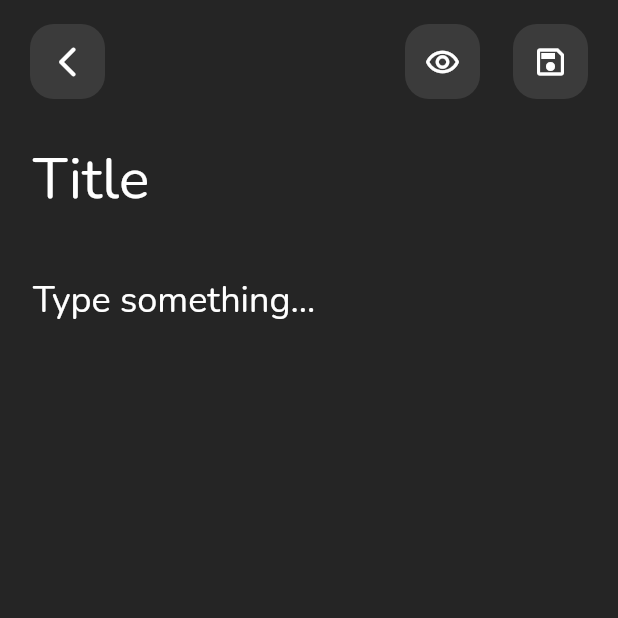
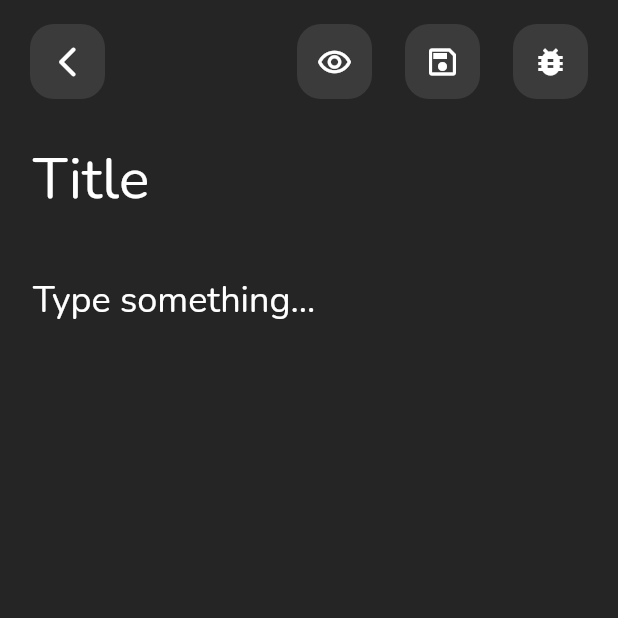
Before and after one commit to Home1esscat/notes_app, a Flutter app: the screen it shows after launch, after a tap on the "add" icon, on a phone screen of 412 x 824 dp, the top half of it. Run offline on Flutter 3.47's test engine with Material 2 defaults, Android fonts, the phone set to English and light mode, and no system bars; our stand-ins replace bloc, drift; accounts and stored records are empty; generated files the repository leaves out were written again.

Commit message:
cubit integration

```diff
--- /dev/null
+++ b/lib/blocs/notes_cubit.dart
@@ -0,0 +1,29 @@
+import 'package:app_client/blocs/notes_state.dart';
+import 'package:app_client/repository/notes_repository.dart';
+import 'package:bloc/bloc.dart';
+
+import '../database/tables.dart';
+
+class NotesCubit extends Cubit<NotesState> {
+  final NotesRepository _repository = NotesRepository();
+
+  NotesCubit() : super(const NotesState(currentNotes: <Note>[])) {
+    _initialize();
+  }
+
+  Future<void> _initialize() async {
+    //final notes = await _repository.getAllNotes();
+    final newNotes = state.copyWith(_repository.getAllNotes());
+    emit(newNotes);
+  }
+
+  Future<void> addNotetoDB(String title, String content, int color) async {
+    await _repository.addNote(title, content, color);
+    final newNotes = state.copyWith(_repository.getAllNotes());
+    emit(newNotes);
+  }
+
+  Future<List<Note>> getAllNotes() async {
+    return await _repository.getAllNotes();
+  }
+}
--- /dev/null
+++ b/lib/blocs/notes_state.dart
@@ -0,0 +1,21 @@
+import 'package:app_client/database/tables.dart';
+
+class NotesState {
+  final List<Note> currentNotes;
+
+  const NotesState({required this.currentNotes});
+
+  @override
+  bool operator ==(Object other) =>
+      identical(this, other) ||
+      (other is NotesState &&
+          runtimeType == other.runtimeType &&
+          currentNotes == other.currentNotes);
+
+  @override
+  int get hashCode => currentNotes.hashCode;
+
+  NotesState copyWith(Future<List<Note>> allNotes, {List<Note>? notes}) {
+    return NotesState(currentNotes: currentNotes ?? this.currentNotes);
+  }
+}
--- a/lib/main.dart
+++ b/lib/main.dart
@@ -1,6 +1,8 @@
+import 'package:app_client/blocs/notes_cubit.dart';
 import 'package:app_client/ui/main_screen.dart';
 import 'package:app_client/ui/theme/app_theme.dart';
 import 'package:flutter/material.dart';
+import 'package:provider/provider.dart';
 
 void main() async {
   WidgetsFlutterBinding.ensureInitialized();
@@ -12,10 +14,14 @@ class MyApp extends StatelessWidget {
 
   @override
   Widget build(BuildContext context) {
-    return MaterialApp(
-      theme: AppTheme.dark,
-      debugShowCheckedModeBanner: false,
-      home: MainScreen(),
+    return Provider<NotesCubit>(
+      create: (_) => NotesCubit(),
+      builder: (context, child) => MaterialApp(
+        theme: AppTheme.dark,
+        debugShowCheckedModeBanner: false,
+        home: MainScreen(),
+      ),
+      dispose: (context, value) => value.close(),
     );
   }
 }
--- a/lib/repository/notes_repository.dart
+++ b/lib/repository/notes_repository.dart
@@ -1,20 +1,26 @@
-import 'dart:ui';
-
-import 'package:flutter/material.dart';
-
 import '../database/tables.dart';
 
 class NotesRepository {
-  final database = MyDatabase();
+  var database = MyDatabase();
 
-  //Create
-  Future<void> createNote(String title, String content, Color color) async {
-    await database.into(database.notes).insert(NotesCompanion.insert(
-        title: title, content: content, color: color.value));
+  Future<void> addNote(String title, String content, int color) async {
+    await database.into(database.notes).insert(
+        NotesCompanion.insert(title: title, content: content, color: color));
+  }
+
+  Future<void> deleteNote(Note note) async {
+    await database.delete(database.notes).delete(note);
+  }
+
+  Future<void> updateNote(Note note) async {
+    await database.update(database.notes).replace(note);
   }
 
   Future<List<Note>> getAllNotes() async {
-    final allNotes = await database.select(database.notes).get();
-    return allNotes;
+    return await database.select(database.notes).get();
+  }
+
+  Future<void> closeDB() async {
+    database.close();
   }
 }
--- a/lib/ui/add_note_screen.dart
+++ b/lib/ui/add_note_screen.dart
@@ -1,31 +1,53 @@
+import 'package:app_client/blocs/notes_cubit.dart';
 import 'package:app_client/constants/custom_colors.dart';
+import 'package:app_client/database/tables.dart';
 import 'package:app_client/repository/notes_repository.dart';
 import 'package:app_client/ui/appbar/add_note_app_bar.dart';
 import 'package:flutter/material.dart';
+import 'package:provider/provider.dart';
 
 class NoteAddScreen extends StatelessWidget {
   NoteAddScreen({super.key});
-  final _titleContriller = TextEditingController();
+  final _titleController = TextEditingController();
   final _bodyController = TextEditingController();
   NotesRepository repo = NotesRepository();
 
   @override
   Widget build(BuildContext context) {
+    var cubit = context.read<NotesCubit>();
     void saveNote() {
-      if (_titleContriller.text.isNotEmpty && _bodyController.text.isNotEmpty) {
-        repo.createNote(
-            _titleContriller.text, _bodyController.text, Colors.pink);
+      if (_titleController.text.isNotEmpty && _bodyController.text.isNotEmpty) {
+        cubit.addNotetoDB(
+            _titleController.text, _bodyController.text, Colors.red.value);
+        /*repo.addNote(
+            _titleController.text, _bodyController.text, Colors.red.value);*/
         Navigator.pop(context);
       }
     }
 
+    void deleteNote() async {
+      List<Note> notes = await repo.getAllNotes();
+      repo.deleteNote(notes[1]);
+    }
+
+    void updateNote() async {
+      List<Note> notes = await repo.getAllNotes();
+      repo.updateNote(Note(
+          id: notes[0].id,
+          title: 'НОВЫЙ_ЗАГОЛОВОК',
+          content: 'НОВЫЙ_ЗАГОЛОВОК',
+          color: 099090099));
+    }
+
     return Scaffold(
       appBar: AddNoteAppBar(
+          onCustomPress: () => {updateNote()},
           onSavePress: () => {saveNote()},
           onColorChangePress: () => {
-                repo.getAllNotes().then(
+                cubit.getAllNotes().then((value) => print(value))
+                /*repo.getAllNotes().then(
                       (value) => print(value),
-                    ),
+                    ),*/
               }),
       body: SingleChildScrollView(
         child: Container(
@@ -34,7 +56,7 @@ class NoteAddScreen extends StatelessWidget {
             crossAxisAlignment: CrossAxisAlignment.start,
             children: [
               TextField(
-                controller: _titleContriller,
+                controller: _titleController,
                 textCapitalization: TextCapitalization.sentences,
                 keyboardType: TextInputType.multiline,
                 maxLines: null,
--- a/lib/ui/appbar/add_note_app_bar.dart
+++ b/lib/ui/appbar/add_note_app_bar.dart
@@ -3,9 +3,13 @@ import 'package:flutter/material.dart';
 
 class AddNoteAppBar extends StatelessWidget with PreferredSizeWidget {
   const AddNoteAppBar(
-      {super.key, required this.onSavePress, required this.onColorChangePress});
+      {super.key,
+      required this.onSavePress,
+      required this.onColorChangePress,
+      required this.onCustomPress});
 
   final Function onSavePress;
+  final Function onCustomPress;
   final Function onColorChangePress;
 
   @override
@@ -73,6 +77,25 @@ class AddNoteAppBar extends StatelessWidget with PreferredSizeWidget {
                     ),
                   ),
                 ),
+                const SizedBox(width: 22),
+                InkWell(
+                  onTap: () => onCustomPress(),
+                  borderRadius: BorderRadius.circular(16),
+                  child: Ink(
+                    width: 50,
+                    height: 50,
+                    decoration: const BoxDecoration(
+                      borderRadius: BorderRadius.all(
+                        Radius.circular(16),
+                      ),
+                      color: CustomColors.lightGrey,
+                    ),
+                    child: const Icon(
+                      Icons.bug_report,
+                      color: Colors.white,
+                    ),
+                  ),
+                ),
               ],
             ),
           ],
--- a/lib/ui/main_screen.dart
+++ b/lib/ui/main_screen.dart
@@ -5,6 +5,9 @@ import 'package:app_client/ui/appbar/main_app_bar.dart';
 import 'package:app_client/ui/add_note_screen.dart';
 import 'package:app_client/ui/search_screen.dart';
 import 'package:flutter/material.dart';
+import 'package:provider/provider.dart';
+
+import '../blocs/notes_cubit.dart';
 
 class MainScreen extends StatelessWidget {
   MainScreen({super.key});
@@ -13,6 +16,7 @@ class MainScreen extends StatelessWidget {
 
   @override
   Widget build(BuildContext context) {
+    var cubit = context.read<NotesCubit>();
     List<Color> colorsFull = [
       Colors.pink,
       Colors.yellow,
@@ -21,7 +25,6 @@ class MainScreen extends StatelessWidget {
       Colors.teal,
       Colors.lime
     ];
-    print('ColorINTVAL : ' + colorsFull[1].value.toInt().toString());
 
     return Scaffold(
       appBar: MainAppBar(
@@ -33,12 +36,10 @@ class MainScreen extends StatelessWidget {
           ),
         ),
       ),
-      body: colorsFull.isEmpty
-          ? const NotesEmpty()
-          : Container(
-              margin: const EdgeInsets.symmetric(horizontal: 16),
-              child: NotesList(colors: colorsFull),
-            ),
+      body: Container(
+        margin: const EdgeInsets.symmetric(horizontal: 16),
+        child: NotesList(colors: colorsFull),
+      ),
       floatingActionButton: Padding(
         padding: const EdgeInsets.only(right: 16, bottom: 16),
         child: FloatingActionButton(
--- a/pubspec.yaml
+++ b/pubspec.yaml
@@ -16,6 +16,7 @@ dependencies:
   drift: ^2.1.0
   sqlite3_flutter_libs: ^0.5.0
   path: ^1.8.2
+  bloc: ^8.0.0
 
   cupertino_icons: ^1.0.2
 
```
Also changed, not shown: lib/ui/appbar/show_note_app_bar.dart (+65 -0 lines), lib/ui/show_note_screen.dart (added, +17 -0 lines), pubspec.lock.
